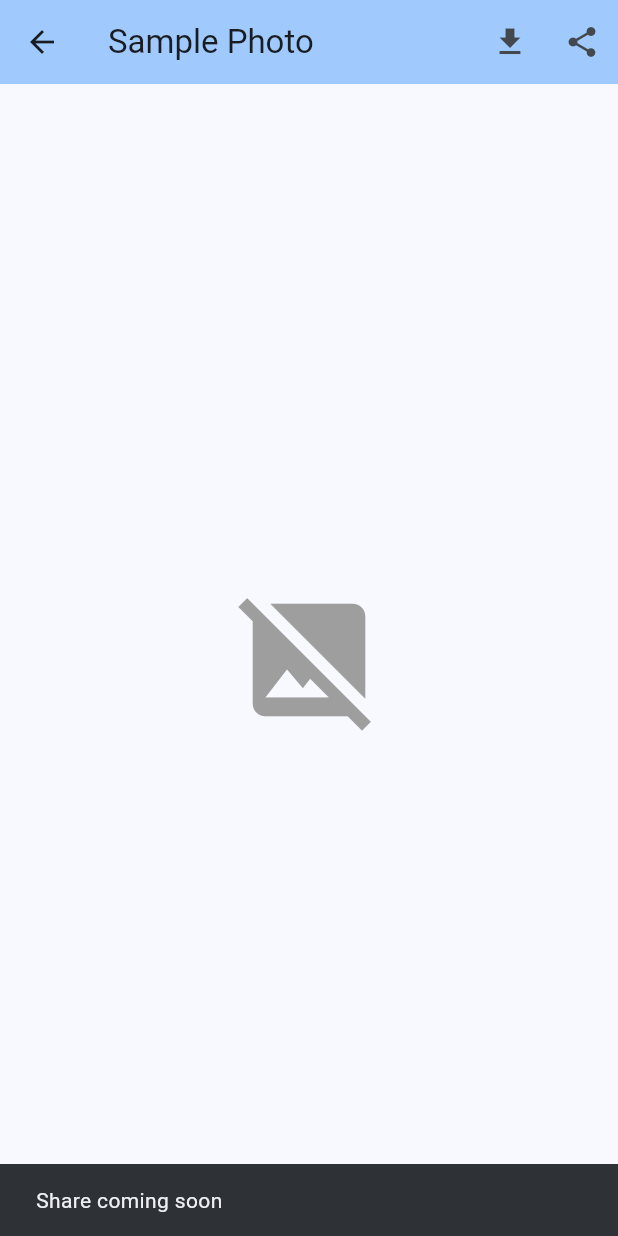
After one commit to MS-Jahan/flutter_unsplash_demo-potentialai, a Flutter app: the DetailScreen screen opened directly, after a tap on the "share" icon, on a phone screen of 412 x 824 dp. The commit adds this screen. Run offline on Flutter 3.47's test engine with Material 3 defaults, Android fonts, the phone set to English and light mode, and no system bars.

Commit message:
Added navigation to detail screen

```diff
--- /dev/null
+++ b/lib/screens/detail_screen.dart
@@ -0,0 +1,89 @@
+import 'package:flutter/material.dart';
+
+class DetailScreen extends StatelessWidget {
+  const DetailScreen({
+    super.key,
+    this.imageUrl,
+    this.title = '',
+  });
+
+  final String? imageUrl;
+  final String title;
+
+  @override
+  Widget build(BuildContext context) {
+    return Scaffold(
+      appBar: AppBar(
+        title: Text(title.isNotEmpty ? title : 'Photo Detail'),
+        backgroundColor: Theme.of(context).colorScheme.inversePrimary,
+        actions: [
+          IconButton(
+            icon: const Icon(Icons.download),
+            onPressed: () {
+              // TODO: Implement download functionality
+              ScaffoldMessenger.of(context).showSnackBar(
+                const SnackBar(
+                  content: Text('Download coming soon'),
+                  duration: Duration(seconds: 1),
+                ),
+              );
+            },
+          ),
+          IconButton(
+            icon: const Icon(Icons.share),
+            onPressed: () {
+              // TODO: Implement share functionality
+              ScaffoldMessenger.of(context).showSnackBar(
+                const SnackBar(
+                  content: Text('Share coming soon'),
+                  duration: Duration(seconds: 1),
+                ),
+              );
+            },
+          ),
+        ],
+      ),
+      body: Center(
+        child: InteractiveViewer(
+          minScale: 0.5,
+          maxScale: 4.0,
+          child: imageUrl != null
+              ? Image.network(
+                  imageUrl!,
+                  fit: BoxFit.contain,
+                  loadingBuilder: (context, child, loadingProgress) {
+                    if (loadingProgress == null) return child;
+                    return Center(
+                      child: CircularProgressIndicator(
+                        value: loadingProgress.expectedTotalBytes != null
+                            ? loadingProgress.cumulativeBytesLoaded /
+                                loadingProgress.expectedTotalBytes!
+                            : null,
+                      ),
+                    );
+                  },
+                  errorBuilder: (context, error, stackTrace) {
+                    return const Column(
+                      mainAxisAlignment: MainAxisAlignment.center,
+                      children: [
+                        Icon(
+                          Icons.error_outline,
+                          color: Colors.red,
+                          size: 60,
+                        ),
+                        SizedBox(height: 16),
+                        Text('Failed to load image'),
+                      ],
+                    );
+                  },
+                )
+              : const Icon(
+                  Icons.image_not_supported,
+                  size: 100,
+                  color: Colors.grey,
+                ),
+        ),
+      ),
+    );
+  }
+}
```
Also changed, not shown: lib/screens/gallery_screen.dart (+8 -5 lines).
